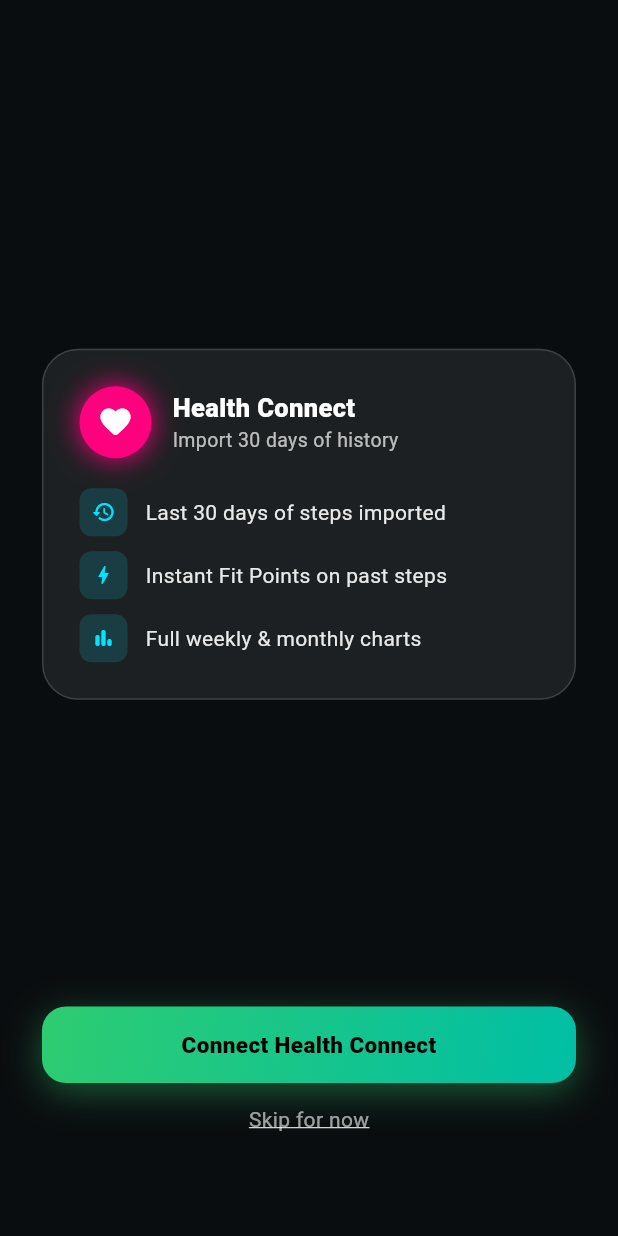
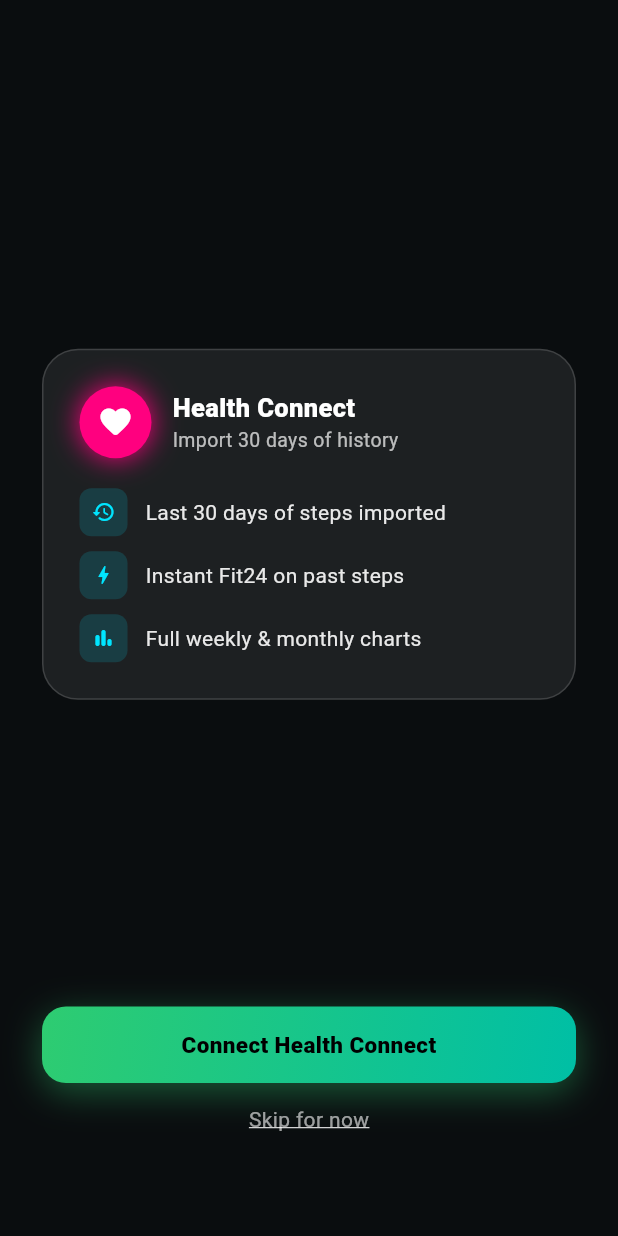
Before and after one commit to iMaginarParas/fit24app, a Flutter app: the HomePage screen opened directly, on a phone screen of 412 x 824 dp. Run offline on Flutter 3.47's test engine with Material 3 defaults, Android fonts, the phone set to English and light mode, and no system bars; our stand-ins replace flutter_local_notifications, flutter_riverpod, flutter_tts, geolocator, google_maps_flutter, image_picker and 6 more; missing offline and left inert: health; accounts and stored records are empty; network calls fail.

Commit message:
ui: rename Fit Points to Fit24 across all screens

```diff
--- a/lib/earn.dart
+++ b/lib/earn.dart
@@ -188,7 +188,7 @@
             ),
             const SizedBox(width: 12),
             Column(crossAxisAlignment: CrossAxisAlignment.start, children: [
-               Text('FIT POINTS', style: TextStyle(
+               Text('FIT24', style: TextStyle(
                   fontSize: 10, color: Colors.white.withOpacity(0.5),
                   letterSpacing: 2, fontWeight: FontWeight.w700)),
               Text(NumberFormat('#,###').format(points), style: const TextStyle(
--- a/lib/home.dart
+++ b/lib/home.dart
@@ -295,8 +295,7 @@
               fontSize: 40, fontWeight: FontWeight.w900,
               color: Colors.white, height: 1.1, letterSpacing: -1)),
           const SizedBox(height: 14),
-          Text('Every step earns Fit Points.\nStart your fitness journey today.',
-              style: TextStyle(fontSize: 16,
+          Text('Every step earns Fit24 and unlocks rewards.', style: TextStyle(fontSize: 16,
                   color: Colors.white.withOpacity(0.7), height: 1.6)),
           const SizedBox(height: 48),
           GreenBtn('Allow Activity Access', onTap: _grantPerm),
@@ -341,7 +340,7 @@
             const SizedBox(height: 20),
             _hcBenefit(Icons.history_rounded, 'Last 30 days of steps imported'),
             const SizedBox(height: 10),
-            _hcBenefit(Icons.bolt_rounded, 'Instant Fit Points on past steps'),
+            _hcBenefit(Icons.bolt_rounded, 'Instant Fit24 on past steps'),
             const SizedBox(height: 10),
             _hcBenefit(Icons.bar_chart_rounded, 'Full weekly & monthly charts'),
           ]),
@@ -493,7 +492,7 @@
               style: const TextStyle(
                   fontSize: 14, color: Colors.white, fontWeight: FontWeight.w900)),
           const SizedBox(width: 5),
-          const Text('Fit Points',
+          const Text('Fit24',
               style: TextStyle(
                   fontSize: 11, color: cCyan, fontWeight: FontWeight.w800, letterSpacing: 0.3)),
         ]),
@@ -885,7 +884,7 @@
             ),
             const SizedBox(width: 14),
             Column(crossAxisAlignment: CrossAxisAlignment.start, children: [
-              Text('Fit Points', style: TextStyle(
+              Text('Fit24', style: TextStyle(
                   fontSize: 12, color: Colors.white.withOpacity(0.7))),
               Text(NumberFormat('#,###').format(pts),
                   style: const TextStyle(
--- a/lib/onboarding.dart
+++ b/lib/onboarding.dart
@@ -1049,7 +1049,7 @@
       _permTile(
         Icons.directions_run_rounded,
         'Physical Activity',
-        'Used to count your steps and calculate Fit Points.',
+        'Used to count your steps and calculate Fit24.',
         _activity,
       ),
       const SizedBox(height: 16),
--- a/lib/slideshow.dart
+++ b/lib/slideshow.dart
@@ -29,7 +29,7 @@
     ),
     SlideData(
       title: 'Earn Rewards',
-      subtitle: 'Convert every step into Fit Points and level up.',
+      subtitle: 'Convert every step into Fit24 and level up.',
       imageUrl: 'https://images.unsplash.com/photo-1552674605-db6ffd4facb5?q=80&w=1000',
     ),
   ];
```
